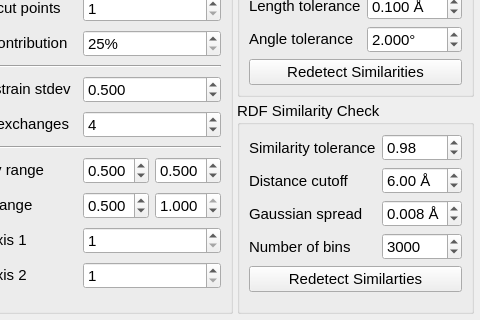
xtalopt/XtalOpt, file src/xtalopt/gui/tab_search.ui: the form before one commit; both pictures show x 602 to 1082 and y 300 to 620 of the 1082 by 620 pixel window.
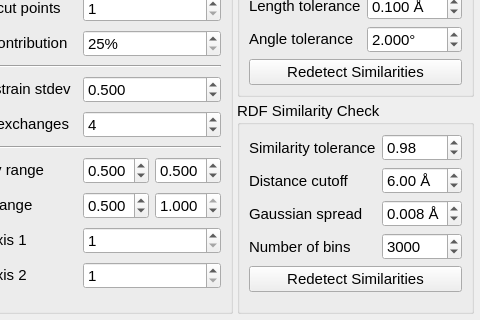
The form after the commit.

```diff
--- a/src/xtalopt/gui/tab_search.ui
+++ b/src/xtalopt/gui/tab_search.ui
@@ -2042,7 +2042,7 @@
              <string>&lt;html&gt;&lt;head/&gt;&lt;body&gt;&lt;p&gt;Re-examine the similarity of all structures (necessary after changing the above parameters).&lt;/p&gt;&lt;/body&gt;&lt;/html&gt;</string>
             </property>
             <property name="text">
-             <string>Redetect Similarties</string>
+             <string>Redetect Similarities</string>
             </property>
            </widget>
           </item>
```
